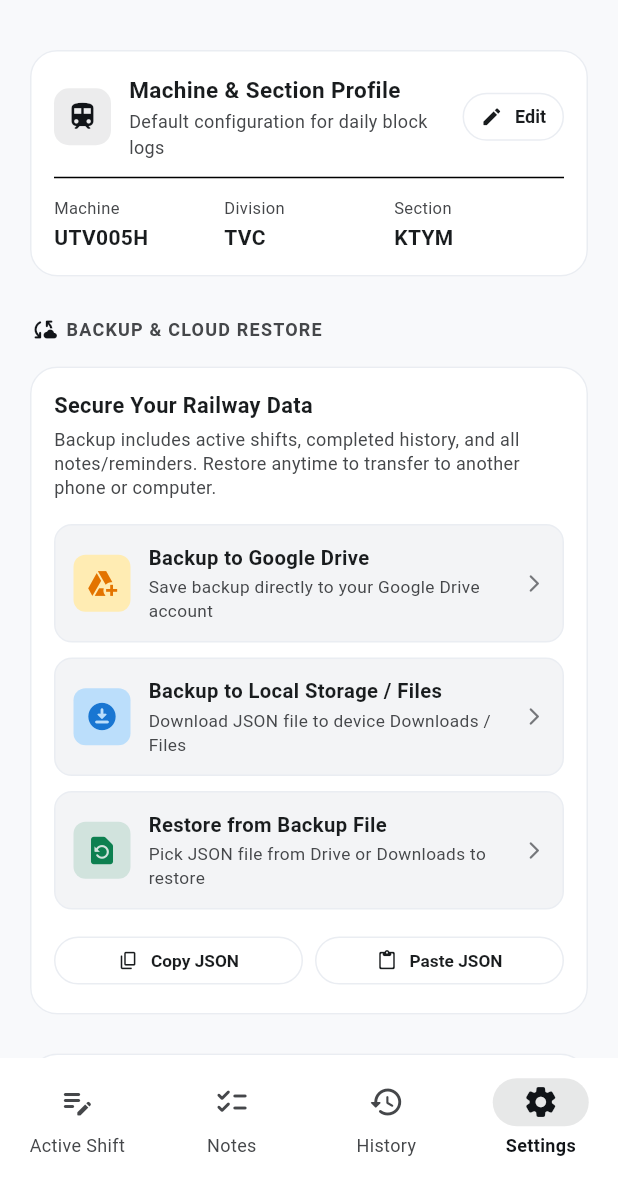
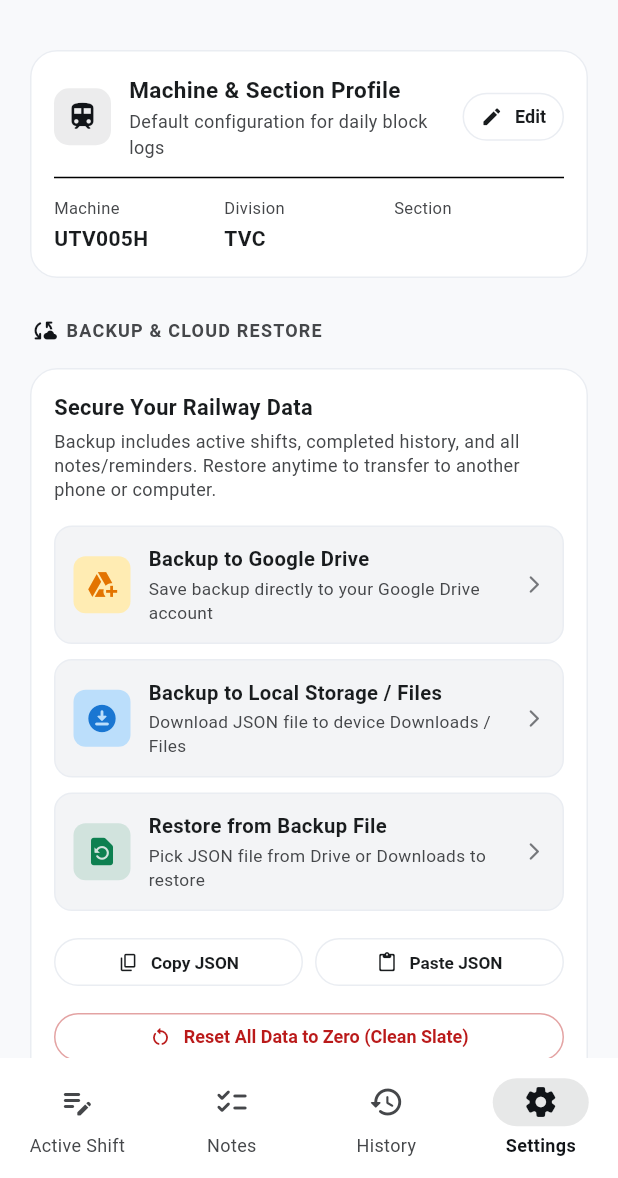
Before and after one commit to turboaristocrat/trackr-lite, a Flutter app: the screen it shows after launch, item 4 of the bottom bar chosen, on a phone screen of 412 x 824 dp, the part 58-1236 px from its top. Run offline on Flutter 3.47's test engine with Material 3 defaults, Android fonts, the phone set to English and light mode, and no system bars; our stand-ins replace file_picker, share_plus, shared_preferences, web; missing offline and left inert: dart:js_interop.

Commit message:
Reset all default data to 0 and add 1-tap Clean Slate Reset in Settings

```diff
--- a/lib/screens/settings_screen.dart
+++ b/lib/screens/settings_screen.dart
@@ -149,6 +149,45 @@ class SettingsScreenState extends State<SettingsScreen> {
           behavior: SnackBarBehavior.floating,
         ),
       );
+    }
+  }
+
+  Future<void> _handleResetAllData() async {
+    final confirm = await showDialog<bool>(
+      context: context,
+      builder: (ctx) => AlertDialog(
+        backgroundColor: AppTheme.cardBg,
+        title: const Text('Reset Everything to 0?'),
+        content: const Text(
+          'This will clear today\'s active shift, all block entries, completed history, and all notes/reminders.\n\nThe app will be set to a completely fresh clean slate for testing.',
+        ),
+        actions: [
+          TextButton(
+            onPressed: () => Navigator.pop(ctx, false),
+            child: const Text('Cancel', style: TextStyle(color: AppTheme.textSecondary)),
+          ),
+          ElevatedButton(
+            style: ElevatedButton.styleFrom(backgroundColor: AppTheme.redDanger),
+            onPressed: () => Navigator.pop(ctx, true),
+            child: const Text('Reset All to 0'),
+          ),
+        ],
+      ),
+    );
+
+    if (confirm == true) {
+      await StorageService.resetAllData();
+      await refreshSettings();
+      widget.onDataChanged?.call();
+      if (mounted) {
+        ScaffoldMessenger.of(context).showSnackBar(
+          const SnackBar(
+            content: Text('All data has been reset to 0 (clean slate).'),
+            backgroundColor: AppTheme.railSafetyGreen,
+            behavior: SnackBarBehavior.floating,
+          ),
+        );
+      }
     }
   }
 
@@ -433,7 +472,7 @@ class SettingsScreenState extends State<SettingsScreen> {
             ),
             const SizedBox(height: 14),
 
-            // Secondary Quick Actions (Copy JSON / Paste JSON)
+            // Secondary Quick Actions (Copy JSON / Paste JSON / Reset Data)
             Row(
               children: [
                 Expanded(
@@ -460,6 +499,23 @@ class SettingsScreenState extends State<SettingsScreen> {
                   ),
                 ),
               ],
+            ),
+            const SizedBox(height: 10),
+            SizedBox(
+              width: double.infinity,
+              child: OutlinedButton.icon(
+                onPressed: _handleResetAllData,
+                icon: const Icon(Icons.restart_alt_rounded, size: 15, color: AppTheme.redDanger),
+                label: const Text(
+                  'Reset All Data to Zero (Clean Slate)',
+                  style: TextStyle(fontSize: 12, color: AppTheme.redDanger, fontWeight: FontWeight.bold),
+                ),
+                style: OutlinedButton.styleFrom(
+                  side: BorderSide(color: AppTheme.redDanger.withValues(alpha: 0.4)),
+                  padding: const EdgeInsets.symmetric(vertical: 9),
+                  visualDensity: VisualDensity.compact,
+                ),
+              ),
             ),
           ],
         ),
--- a/lib/services/storage_service.dart
+++ b/lib/services/storage_service.dart
@@ -34,25 +34,35 @@ class StorageService {
     }
 
     // Fallbacks or remembered preferences
-    final mName = prefs.getString(_machineNameKey) ??
-        '${prefs.getString('trackr_lite_machine_type') ?? 'UTV'}${prefs.getString('trackr_lite_machine_no') ?? '005H'}';
+    final mName = prefs.getString(_machineNameKey) ?? 'UTV005H';
     final div = prefs.getString(_divisionKey) ?? 'TVC';
-    final sec = prefs.getString(_sectionKey) ?? 'KTYM';
-    final rStation = prefs.getString(_readyStationKey) ?? 'CGY';
-    final sStation = prefs.getString(_stabledStationKey) ?? 'KTYM';
+    final sec = prefs.getString(_sectionKey) ?? '';
+    final rStation = prefs.getString(_readyStationKey) ?? '';
+    final sStation = prefs.getString(_stabledStationKey) ?? '';
 
     final fresh = ShiftLog(
       date: today,
-      machineName: mName.isNotEmpty ? mName : 'UTV005H',
+      machineName: mName,
       division: div,
       section: sec,
       readyStation: rStation,
-      readyTime: '09:25',
+      readyTime: '',
       stabledStation: sStation,
+      stabledTime: '',
       blocks: [],
     );
     await saveActiveShift(fresh);
     return fresh;
+  }
+
+  /// Clears all stored data (history, active shift, notes) for a clean slate
+  static Future<void> resetAllData() async {
+    final prefs = await SharedPreferences.getInstance();
+    await prefs.remove(_activeShiftKey);
+    await prefs.remove(_historyKey);
+    await prefs.remove(_notesKey);
+    await prefs.remove(_readyStationKey);
+    await prefs.remove(_stabledStationKey);
   }
 
   static Future<void> saveActiveShift(ShiftLog log) async {
@@ -140,12 +150,7 @@ class StorageService {
     final prefs = await SharedPreferences.getInstance();
     final raw = prefs.getString(_notesKey);
     if (raw == null) {
-      // Default initial notes if empty
-      return const [
-        ReminderItem(id: 'r1', text: 'Check hydraulic oil & system pressure'),
-        ReminderItem(id: 'r2', text: 'Diesel refueling required at depot'),
-        ReminderItem(id: 'r3', text: 'Verify tines/clamp condition'),
-      ];
+      return const [];
     }
     try {
       final list = jsonDecode(raw) as List<dynamic>;
```
Also changed, not shown: 1 other file.
